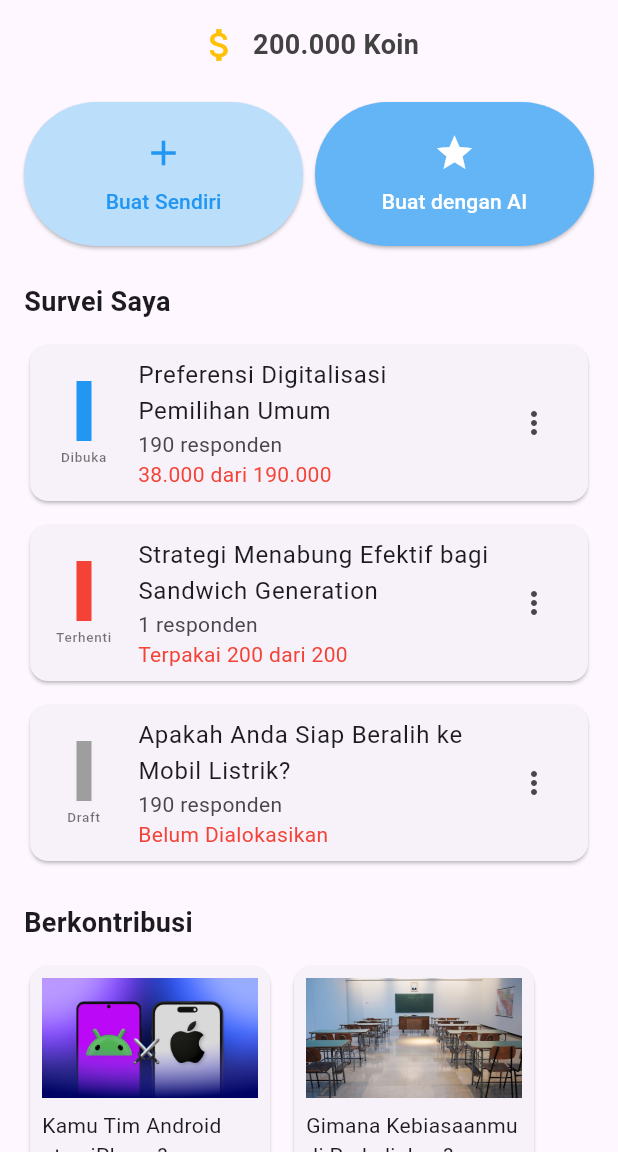
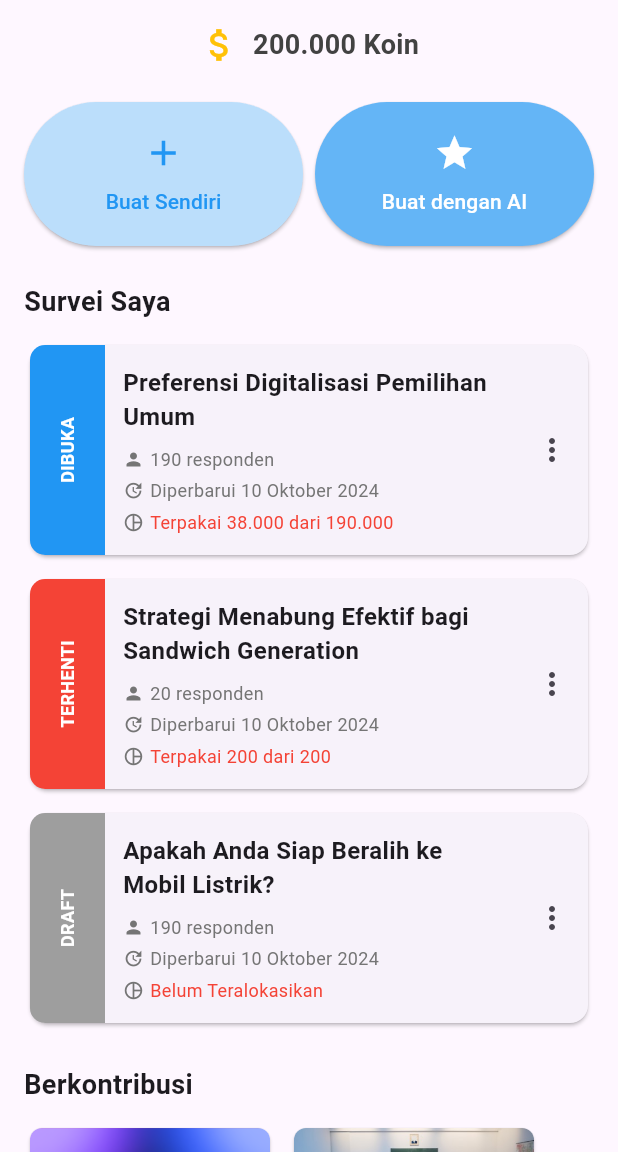
Before and after one commit to BeMySample/BeMySample_MobileFE, a Flutter app: the HomePage screen opened by its route, on a phone screen of 412 x 824 dp, the part 84-1236 px from its top. Run offline on Flutter 3.47's test engine with Material 3 defaults, Android fonts, the phone set to English and light mode, and no system bars.

Commit message:
feat: change surveycard contributioncard

```diff
--- a/lib/pages/home.dart
+++ b/lib/pages/home.dart
@@ -88,11 +88,11 @@ class HomePage extends StatelessWidget {
               style: TextStyle(fontSize: 18, fontWeight: FontWeight.bold),
             ),
             const SizedBox(height: 12),
-            _buildSurveyCard("Preferensi Digitalisasi Pemilihan Umum", "190 responden", "38.000 dari 190.000", Colors.blue, "Dibuka"),
+            _buildSurveyCard("Preferensi Digitalisasi Pemilihan Umum", "190 responden", "Terpakai 38.000 dari 190.000", Colors.blue, "DIBUKA"),
             const SizedBox(height: 8),
-            _buildSurveyCard("Strategi Menabung Efektif bagi Sandwich Generation", "1 responden", "Terpakai 200 dari 200", Colors.red, "Terhenti"),
+            _buildSurveyCard("Strategi Menabung Efektif bagi Sandwich Generation", "20 responden", "Terpakai 200 dari 200", Colors.red, "TERHENTI"),
             const SizedBox(height: 8),
-            _buildSurveyCard("Apakah Anda Siap Beralih ke Mobil Listrik?", "190 responden", "Belum Dialokasikan", Colors.grey, "Draft"),
+            _buildSurveyCard("Apakah Anda Siap Beralih ke Mobil Listrik?", "190 responden", "Belum Teralokasikan", Colors.grey, "DRAFT"),
             const SizedBox(height: 24),
 
             // Bagian "Berkontribusi"
@@ -135,62 +135,118 @@ class HomePage extends StatelessWidget {
 
   Widget _buildSurveyCard(String title, String responses, String status, Color color, String label) {
     return Card(
-      child: ListTile(
-        leading: Container(
-          width: 40,
-          height: double.infinity,
+      child: Row(
+        children: [
+          Container(
+            width: 50,
+            height: 140,
+            decoration: BoxDecoration(
+              color: color,
+              borderRadius: BorderRadius.only(
+                topLeft: Radius.circular(10),
+                bottomLeft: Radius.circular(10),
+              ),
+            ),
             child: Column(
               mainAxisAlignment: MainAxisAlignment.center,
               children: [
-              Container(
-                width: 10,
-                height: 40,
-                color: color,
-              ),
-              const SizedBox(height: 4),
-              Flexible(
+                RotatedBox(
+                  quarterTurns: 3,
                   child: Text(
                     label,
-                  style: TextStyle(fontSize: 9, color: Colors.black54),
-                  textAlign: TextAlign.center,
-                  maxLines: 1,
-                  overflow: TextOverflow.ellipsis,
+                    style: TextStyle(color: Colors.white, fontWeight: FontWeight.bold, fontSize: 12),
                   ),
                 ),
               ],
             ),
           ),
-        title: Text(title),
-        subtitle: Column(
+          Expanded(
+            child: Padding(
+              padding: const EdgeInsets.all(12.0),
+              child: Column(
                 crossAxisAlignment: CrossAxisAlignment.start,
                 children: [
-            Text(responses),
-            Text(status, style: TextStyle(color: Colors.red)),
+                  Text(
+                    title,
+                    style: TextStyle(fontWeight: FontWeight.bold, fontSize: 16),
+                    maxLines: 2,
+                    overflow: TextOverflow.ellipsis,
+                  ),
+                  const SizedBox(height: 8),
+                  Column(
+                    crossAxisAlignment: CrossAxisAlignment.start,
+                    children: [
+                      Row(
+                        children: [
+                          Icon(Icons.person, size: 14, color: Colors.grey[600]),
+                          const SizedBox(width: 4),
+                          Text(responses, style: TextStyle(color: Colors.grey[600], fontSize: 12)),
                         ],
                       ),
-        trailing: Icon(Icons.more_vert),
+                      const SizedBox(height: 4),
+                      Row(
+                        children: [
+                          Icon(Icons.update, size: 14, color: Colors.grey[600]),
+                          const SizedBox(width: 4),
+                          Text("Diperbarui 10 Oktober 2024", style: TextStyle(color: Colors.grey[600], fontSize: 12)),
+                        ],
+                      ),
+                      const SizedBox(height: 4),
+                      Row(
+                        children: [
+                          Icon(Icons.pie_chart_outline, size: 14, color: Colors.grey[600]),
+                          const SizedBox(width: 4),
+                          Text(status, style: TextStyle(color: Colors.red, fontSize: 12)),
+                        ],
+                      ),
+                    ],
+                  ),
+                ],
+              ),
+            ),
+          ),
+          IconButton(
+            icon: Icon(Icons.more_vert),
+            onPressed: () {},
+          ),
+        ],
       ),
     );
   }
 
   Widget _buildContributionCard(String title, int points, String imagePath) {
     return Card(
+      shape: RoundedRectangleBorder(
+        borderRadius: BorderRadius.circular(8),
+      ),
       child: Container(
         width: 160,
+        child: Column(
+          crossAxisAlignment: CrossAxisAlignment.start,
+          children: [
+            ClipRRect(
+              borderRadius: BorderRadius.vertical(top: Radius.circular(8)),
+              child: Image.asset(
+                imagePath,
+                height: 100, // Sesuaikan tinggi gambar agar memenuhi bagian atas card
+                width: double.infinity,
+                fit: BoxFit.cover,
+              ),
+            ),
+            Padding(
               padding: const EdgeInsets.all(8.0),
               child: Column(
                 crossAxisAlignment: CrossAxisAlignment.start,
                 children: [
-            Image.asset(
-              imagePath,
-              height: 80,
-              width: double.infinity,
-              fit: BoxFit.cover,
+                  Text(
+                    title,
+                    maxLines: null, // Tidak ada batas maksimal baris
                   ),
-            const SizedBox(height: 8),
-            Text(title, maxLines: 2, overflow: TextOverflow.ellipsis),
                   const SizedBox(height: 4),
                   Text("Dapatkan $points", style: TextStyle(color: Colors.blue)),
+                ],
+              ),
+            ),
           ],
         ),
       ),
```
Also changed, not shown: flutter_01.png (added). Lines whose indentation alone changed are shown as unchanged.
